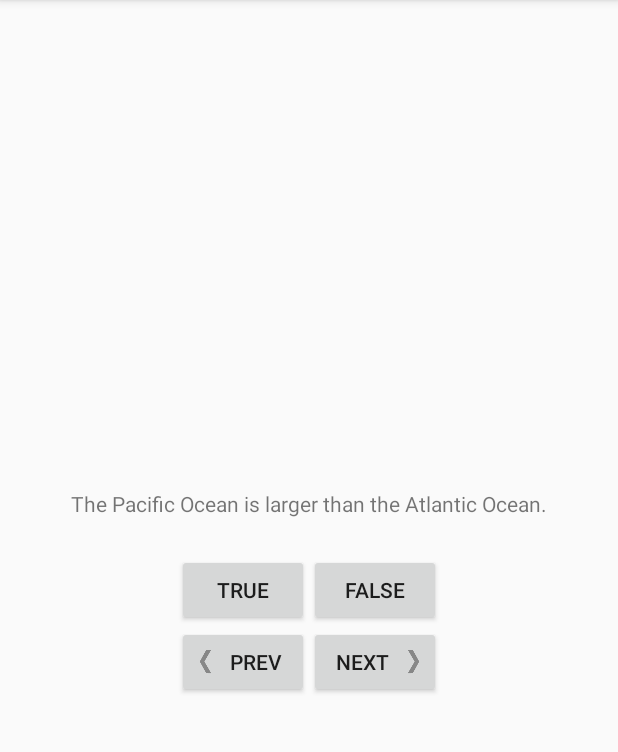
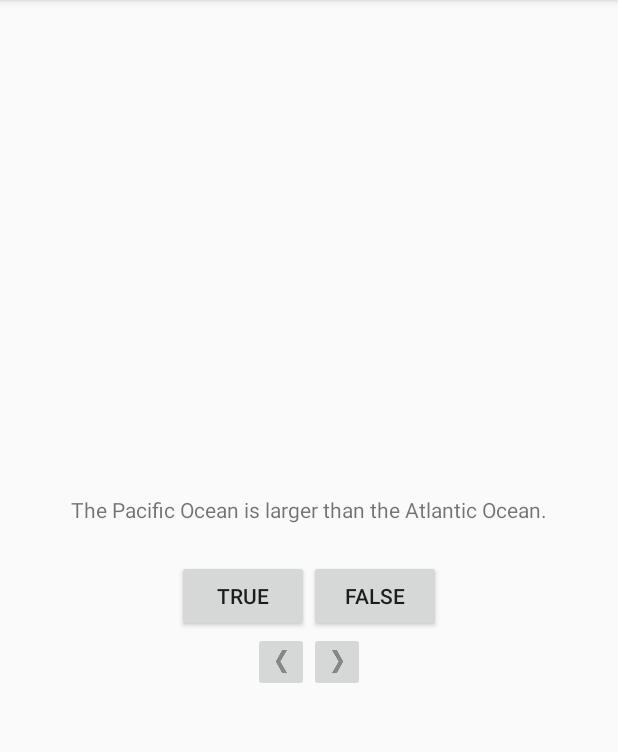
Before and after one commit to gavransava/NerdRanchApps, an Android app: the screen it shows after launch (QuizActivity), on a phone screen of 412 x 824 dp, the part 84-836 px from its top. Run offline under Robolectric (Android 15) with nearby library versions, the phone set to English and light mode, and no system bars.

Commit message:
GeoQuiz - Challenge: From Button to ImageButton

```diff
--- a/GeoQuiz/app/src/main/java/com/example/savagavran/geoquiz/QuizActivity.java
+++ b/GeoQuiz/app/src/main/java/com/example/savagavran/geoquiz/QuizActivity.java
@@ -4,6 +4,7 @@ import android.support.v7.app.AppCompatActivity;
 import android.os.Bundle;
 import android.view.View;
 import android.widget.Button;
+import android.widget.ImageButton;
 import android.widget.TextView;
 import android.widget.Toast;
 
@@ -13,8 +14,8 @@ public class QuizActivity extends AppCompatActivity {
 
     private Button mTrueButton;
     private Button mFalseButton;
-    private Button mNextButton;
-    private Button mPreviousButton;
+    private ImageButton mNextButton;
+    private ImageButton mPreviousButton;
     private TextView mQuestionTextView;
 
     private Question[] mQuestionBank = new Question[] {
@@ -60,7 +61,7 @@ public class QuizActivity extends AppCompatActivity {
             }
         });
 
-        mNextButton = (Button) findViewById(R.id.next_button);
+        mNextButton = (ImageButton) findViewById(R.id.next_button);
         mNextButton.setOnClickListener(new View.OnClickListener() {
             @Override
             public void onClick(View v) {
@@ -68,7 +69,7 @@ public class QuizActivity extends AppCompatActivity {
             }
         });
 
-        mPreviousButton = (Button) findViewById(R.id.previous_button);
+        mPreviousButton = (ImageButton) findViewById(R.id.previous_button);
         mPreviousButton.setOnClickListener(new View.OnClickListener() {
             @Override
             public void onClick(View v) {
--- a/GeoQuiz/app/src/main/res/layout/activity_quiz.xml
+++ b/GeoQuiz/app/src/main/res/layout/activity_quiz.xml
@@ -28,19 +28,17 @@
         android:layout_width="wrap_content"
         android:layout_height="wrap_content"
         android:orientation="horizontal" >
-        <Button
+        <ImageButton
             android:id="@+id/previous_button"
             android:layout_width="wrap_content"
             android:layout_height="wrap_content"
-            android:text="@string/previous_button"
-            android:drawableLeft="@drawable/arrow_left"
-            android:drawablePadding="4dp"/>
-        <Button
+            android:src="@drawable/arrow_left"
+           />
+        <ImageButton
             android:id="@+id/next_button"
             android:layout_width="wrap_content"
             android:layout_height="wrap_content"
-            android:text="@string/next_button"
-            android:drawableRight="@drawable/arrow_right"
-            android:drawablePadding="4dp"/>
+            android:src="@drawable/arrow_right"
+            />
     </LinearLayout>
 </LinearLayout>
```
